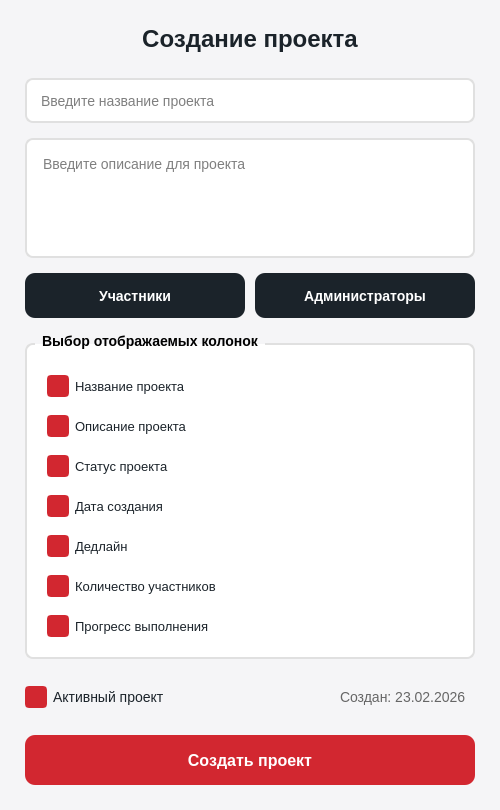
Old version of the form ui/projects/project_creation_dialog.ui in the repository lerakaplich/TaskPlanner2.
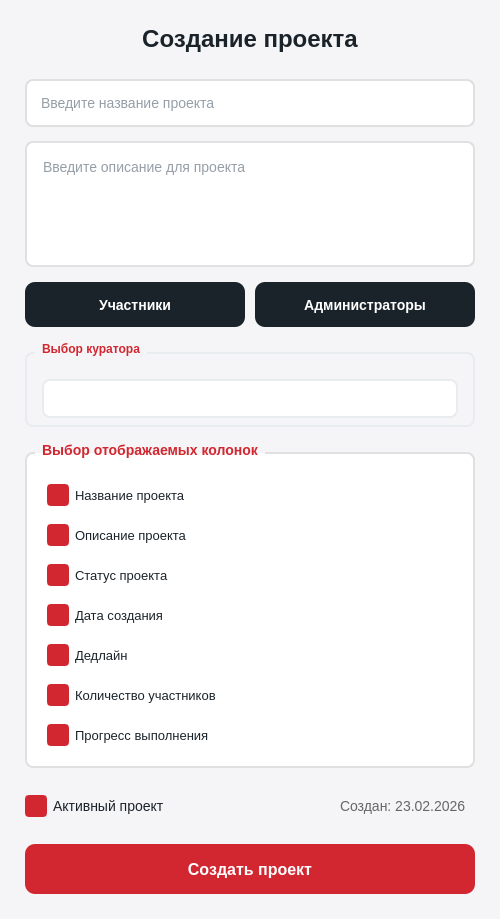
New version of the form.

```diff
--- a/ui/projects/project_creation_dialog.ui
+++ b/ui/projects/project_creation_dialog.ui
@@ -7,7 +7,7 @@
     <x>0</x>
     <y>0</y>
     <width>500</width>
-    <height>593</height>
+    <height>919</height>
    </rect>
   </property>
   <property name="windowTitle">
@@ -17,7 +17,79 @@
    <string notr="true">QDialog {
     background-color: #F5F5F7;
     font-family: 'Segoe UI', Arial;
-}</string>
+}
+QLineEdit, QTextEdit, QComboBox, QDateEdit {
+        background-color: white;
+        border: 2px solid #e9ecef;
+        border-radius: 8px;
+        padding: 8px 12px;
+        font-size: 14px;
+        color: #2c3e50;
+        min-height: 20px;
+    }
+    QComboBox {
+        background-color: white;
+        border-radius: 8px;
+        padding: 8px 12px;
+        font-size: 14px;
+        color: #2c3e50;
+        min-height: 20px;
+    }
+    QLineEdit:focus, QTextEdit:focus, QComboBox:focus, QDateEdit:focus {
+        border: 2px solid #D22730;
+        background-color: #fff5f5;
+    }
+
+    QLineEdit:hover, QTextEdit:hover, QComboBox:hover, QDateEdit:hover {
+        border: 2px solid #ccab6e;
+        background-color: #fffaf0;
+    }
+
+    QComboBox {
+        min-height: 35px;
+        max-height: 35px;
+        padding: 0 16px;
+        text-align: left;
+    }
+
+    QComboBox::drop-down {
+        border: none;
+        width: 30px;
+    }
+
+    QComboBox::down-arrow {
+        image: none;
+        border-left: 6px solid transparent;
+        border-right: 6px solid transparent;
+        border-top: 6px solid #D22730;
+        width: 0;
+        height: 0;
+    }
+
+    QComboBox QAbstractItemView {
+        border: 2px solid #e9ecef;     /* светлая серая граница */
+        border-radius: 8px;
+        background-color: white;
+        selection-background-color: #D22730;
+        selection-color: white;
+        outline: none;
+        padding: 4px;
+    }
+
+    QGroupBox {
+        font-weight: bold;
+        border: 2px solid #e9ecef;
+        border-radius: 8px;
+        margin-top: 10px;
+        padding-top: 10px;
+    }
+
+    QGroupBox::title {
+        subcontrol-origin: margin;
+        left: 10px;
+        padding: 0 5px 0 5px;
+        color: #D22730;
+    }</string>
   </property>
   <property name="modal">
    <bool>true</bool>
@@ -61,7 +133,7 @@
      <property name="minimumSize">
       <size>
        <width>0</width>
-       <height>45</height>
+       <height>48</height>
       </size>
      </property>
      <property name="maximumSize">
@@ -92,7 +164,7 @@
      <property name="minimumSize">
       <size>
        <width>0</width>
-       <height>120</height>
+       <height>48</height>
       </size>
      </property>
      <property name="styleSheet">
@@ -211,6 +283,52 @@
      </item>
     </layout>
    </item>
+   <item>
+    <widget class="QGroupBox" name="groupBoxManagers">
+     <property name="sizePolicy">
+      <sizepolicy hsizetype="Preferred" vsizetype="Minimum">
+       <horstretch>0</horstretch>
+       <verstretch>0</verstretch>
+      </sizepolicy>
+     </property>
+     <property name="maximumSize">
+      <size>
+       <width>16777215</width>
+       <height>85</height>
+      </size>
+     </property>
+     <property name="title">
+      <string>Выбор куратора</string>
+     </property>
+     <layout class="QVBoxLayout" name="verticalLayoutManagers">
+      <property name="spacing">
+       <number>10</number>
+      </property>
+      <property name="leftMargin">
+       <number>15</number>
+      </property>
+      <property name="topMargin">
+       <number>15</number>
+      </property>
+      <property name="rightMargin">
+       <number>15</number>
+      </property>
+      <property name="bottomMargin">
+       <number>15</number>
+      </property>
+      <item>
+       <widget class="QComboBox" name="comboManagers">
+        <property name="editable">
+         <bool>true</bool>
+        </property>
+        <property name="placeholderText">
+         <string>Выберите руководителей</string>
+        </property>
+       </widget>
+      </item>
+     </layout>
+    </widget>
+   </item>
    <item>
     <widget class="QGroupBox" name="columnsGroupBox">
      <property name="title">
```
Left out of the diff: 6 changed lines with no effect on the pictures.
